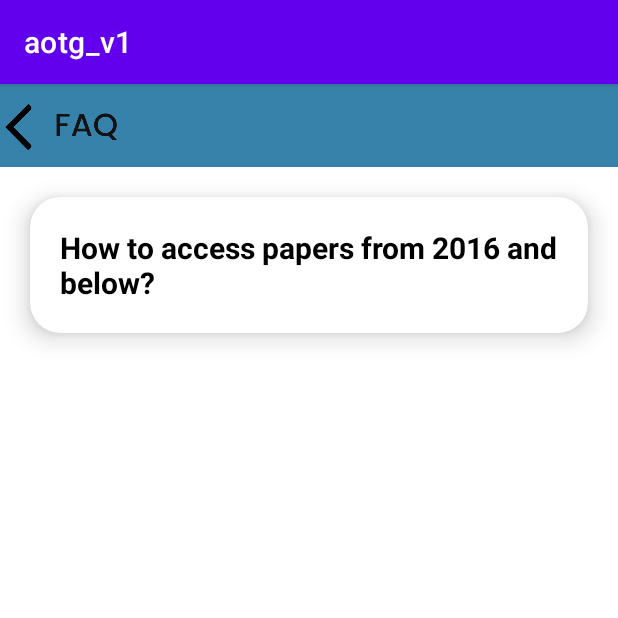
After one commit to NurhanAnn/AccountOnTheGo_Report, an Android app: the FAQ_mainActivity screen opened directly, with no data from a screen before it, on a phone screen of 412 x 824 dp, the top half of it. The commit adds this screen. Run offline under Robolectric (Android 15) with nearby library versions, the phone set to English and light mode, and no system bars; Roboto replaces fonts that are not available here.

Commit message:
Initial FAQ page commit

```diff
--- a/app/src/main/AndroidManifest.xml
+++ b/app/src/main/AndroidManifest.xml
@@ -12,6 +12,13 @@
         android:supportsRtl="true"
         android:theme="@style/Theme.Aotg_v1"
         tools:targetApi="31">
+        <activity
+            android:name=".FAQ_mainActivity"
+            android:exported="false">
+            <meta-data
+                android:name="android.app.lib_name"
+                android:value="" />
+        </activity>
         <activity
             android:name=".Pyears3"
             android:exported="false">
--- /dev/null
+++ b/app/src/main/java/com/example/aotg_v1/FAQ_mainActivity.java
@@ -0,0 +1,40 @@
+package com.example.aotg_v1;
+
+import androidx.appcompat.app.AppCompatActivity;
+
+import android.animation.LayoutTransition;
+import android.os.Bundle;
+import android.transition.AutoTransition;
+import android.transition.TransitionManager;
+import android.view.View;
+import android.widget.LinearLayout;
+import android.widget.TextView;
+
+public class FAQ_mainActivity extends AppCompatActivity {
+
+    TextView FAQanswer1;
+    LinearLayout Question1;
+
+
+    @Override
+    protected void onCreate(Bundle savedInstanceState) {
+        super.onCreate(savedInstanceState);
+        setContentView(R.layout.activity_faq_main);
+
+        FAQanswer1 = findViewById(R.id.FAQ_1_a);
+        Question1 = findViewById(R.id.question1);
+
+        Question1.getLayoutTransition().enableTransitionType(LayoutTransition.CHANGING);
+
+
+
+    }
+
+    public void expand(View view) {
+        int v = (FAQanswer1.getVisibility() == View.GONE)? View.VISIBLE: View.GONE;
+
+
+        TransitionManager.beginDelayedTransition(Question1, new AutoTransition());
+        FAQanswer1.setVisibility(v);
+    }
+}
--- /dev/null
+++ b/app/src/main/res/drawable/appbar_bg.xml
@@ -0,0 +1,8 @@
+<?xml version="1.0" encoding="utf-8"?>
+<selector xmlns:android="http://schemas.android.com/apk/res/android">
+<item>
+    <shape>
+        <solid android:color="#3782AA"/>
+    </shape>
+</item>
+</selector>
--- /dev/null
+++ b/app/src/main/res/layout/activity_faq_main.xml
@@ -0,0 +1,74 @@
+<?xml version="1.0" encoding="utf-8"?>
+<androidx.constraintlayout.widget.ConstraintLayout xmlns:android="http://schemas.android.com/apk/res/android"
+    xmlns:app="http://schemas.android.com/apk/res-auto"
+    xmlns:tools="http://schemas.android.com/tools"
+    android:layout_width="match_parent"
+    android:layout_height="match_parent"
+    tools:context=".FAQ_mainActivity">
+
+    <LinearLayout
+        android:layout_width="wrap_content"
+        android:layout_height="450dp"
+        app:layout_constraintEnd_toEndOf="parent"
+        app:layout_constraintStart_toStartOf="parent"
+        app:layout_constraintTop_toBottomOf="@+id/imageView7"
+        tools:context=".FAQ_askedquestions">
+
+        <androidx.cardview.widget.CardView
+            android:layout_width="match_parent"
+            android:layout_height="wrap_content"
+            android:layout_margin="20dp"
+            app:cardCornerRadius="20dp"
+            app:cardElevation="10dp"
+            app:contentPadding="20dp">
+
+            <LinearLayout
+                android:id="@+id/question1"
+                android:layout_width="wrap_content"
+                android:layout_height="wrap_content"
+                android:orientation="vertical"
+                android:animateLayoutChanges="true">
+
+                <TextView
+                    android:id="@+id/FAQ_1_q"
+                    android:layout_width="wrap_content"
+                    android:layout_height="wrap_content"
+                    android:onClick="expand"
+                    android:text="@string/FAQ_1_q"
+                    android:textColor="@color/black"
+                    android:textSize="20sp"
+                    android:textStyle="bold" />
+
+                <TextView
+                    android:id="@+id/FAQ_1_a"
+                    android:layout_width="wrap_content"
+                    android:layout_height="wrap_content"
+                    android:text="@string/FAQ_1_a"
+                    android:textColor="@color/black"
+                    android:textSize="16sp"
+                    android:textStyle="normal"
+                    android:visibility="gone" />
+            </LinearLayout>
+
+
+        </androidx.cardview.widget.CardView>
+
+    </LinearLayout>
+
+    <ImageView
+        android:id="@+id/imageView7"
+        android:layout_width="match_parent"
+        android:layout_height="55dp"
+        app:layout_constraintEnd_toEndOf="parent"
+        app:layout_constraintStart_toStartOf="parent"
+        app:layout_constraintTop_toTopOf="parent"
+        app:srcCompat="@drawable/appbar_bg" />
+
+    <ImageView
+        android:id="@+id/imageView8"
+        android:layout_width="83dp"
+        android:layout_height="60dp"
+        app:layout_constraintStart_toStartOf="@+id/imageView7"
+        app:layout_constraintTop_toTopOf="parent"
+        app:srcCompat="@drawable/faq_up" />
+</androidx.constraintlayout.widget.ConstraintLayout>
--- a/app/src/main/res/layout/fragment_main.xml
+++ b/app/src/main/res/layout/fragment_main.xml
@@ -6,16 +6,4 @@
     android:id="@+id/quiz"
     android:layout_width="match_parent"
     android:layout_height="match_parent"
-    tools:context=".ui.quiz.QuizFragment">
-
-    <TextView
-        android:id="@+id/message"
-        android:layout_width="wrap_content"
-        android:layout_height="wrap_content"
-        android:text="QuizFragment"
-        app:layout_constraintBottom_toBottomOf="parent"
-        app:layout_constraintEnd_toEndOf="parent"
-        app:layout_constraintStart_toStartOf="parent"
-        app:layout_constraintTop_toTopOf="parent"/>
-
-</androidx.constraintlayout.widget.ConstraintLayout>
+    tools:context=".ui.quiz.QuizFragment"/>
--- a/app/src/main/res/values/strings.xml
+++ b/app/src/main/res/values/strings.xml
@@ -4,6 +4,10 @@
     <string name="title_dashboard">Dashboard</string>
     <string name="title_notifications">Notifications</string>
     <string name="title_activity_profile">Profile</string>
-    <!-- TODO: Remove or change this placeholder text -->
-    <string name="hello_blank_fragment">Hello blank fragment</string>
+
+    //faq questions strings
+    <string name="FAQ_1_q">How to access papers from 2016 and below?</string>
+    <string name="FAQ_1_a">\n\n\nAccount On The GO only focuses on papers that are relevant to current examination format. Thus, papers from more than 5 years ago is not available to access.</string>
+    <string name="FAQ_2_q">Hello blank fragment</string>
+    <string name="FAQ_2_a">Hello blank fragment</string>
 </resources>
```
Also changed, not shown: app/src/main/res/drawable/faq_up.png (added).
